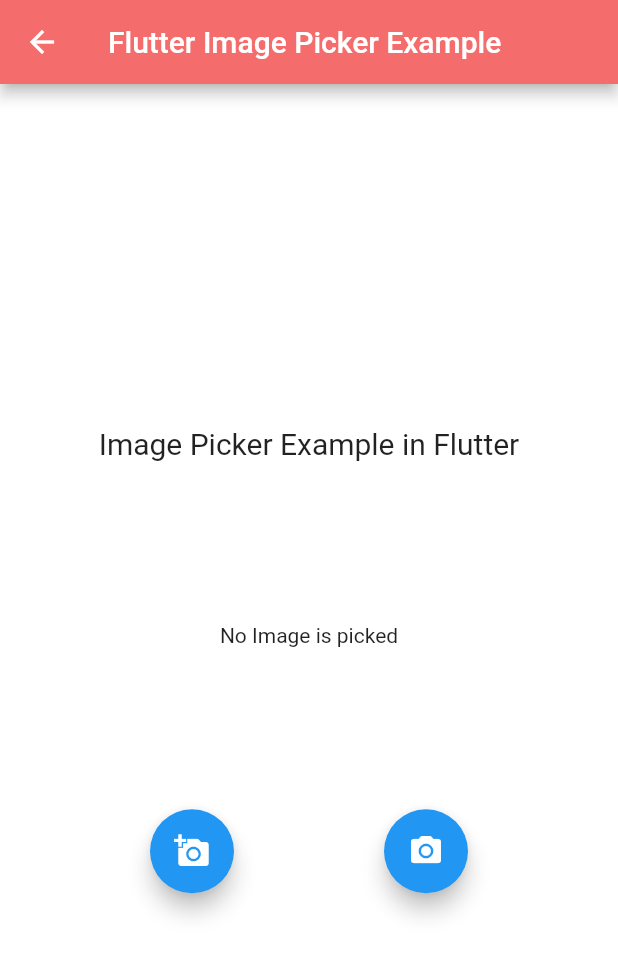
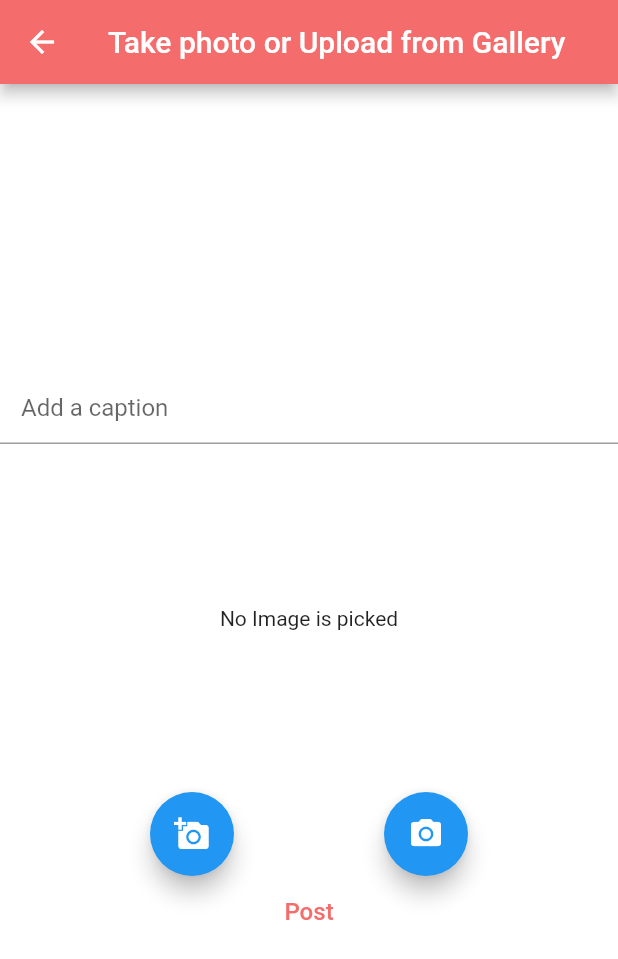
Before and after one commit to ishajain15/UniLyfe, a Flutter app: the MyHomePage screen opened directly, on a phone screen of 412 x 824 dp. Shown: the top 959 px of the screen. Run offline on Flutter 3.47's test engine with Material 2 defaults, Android fonts, the phone set to English and light mode, and no system bars; our stand-ins replace auto_size_text, cloud_firestore, community_material_icon, firebase_auth, firebase_core, font_awesome_flutter and 3 more; missing offline and left inert: polls; accounts and stored records are empty; generated files the repository leaves out were written again.

Commit message:
added caption and post button for image picker page

```diff
--- a/unilyfe_app/lib/page/create_posts/image_picker.dart
+++ b/unilyfe_app/lib/page/create_posts/image_picker.dart
@@ -36,18 +36,35 @@ class _MyHomePageState extends State<MyHomePage> {
   }
   @override
   Widget build(BuildContext context) {
+    String text;
     return Scaffold(
       appBar: AppBar(
-        title: Text('Flutter Image Picker Example'),
+        title: Text('Take photo or Upload from Gallery'),
       ),
       body: Column(
         mainAxisAlignment: MainAxisAlignment.center,
         children: <Widget>[
           Center(
-            child: Text(
+            /* child: Text(
               'Image Picker Example in Flutter',
               style: TextStyle(fontSize: 20),
+            ), */
+            // start textfield
+
+            child: TextField(
+            decoration: new InputDecoration(
+
+                hintText: 'Add a caption',
+                contentPadding:
+                    const EdgeInsets.only(left: 14.0, bottom: 8.0, top: 8.0),
+                focusedBorder: OutlineInputBorder(
+                  borderSide: BorderSide(color: Colors.black),
+                  borderRadius: BorderRadius.circular(25.7),
+                ),
             ),
+            onChanged: (value) {text = value.trim();},
+            ),
+            // end textfield
           ),
           Padding(
             padding: const EdgeInsets.all(16.0),
@@ -75,7 +92,18 @@ class _MyHomePageState extends State<MyHomePage> {
                 child: Icon(Icons.camera_alt),
               )
             ],
-          )
+          ),
+          // start Post button
+          FlatButton(
+            onPressed: () => debugPrint("pressed"),
+            child: new Text("Post",
+              style: new TextStyle(
+                fontSize: 16,
+                color: Color(0xFFF46C6B)
+              )
+            )
+          ),
+          // end Post button
         ],
       ),
     );
```
